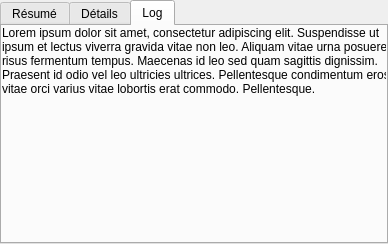
Before: the Qt Designer form src/resumedetailswidget.ui in cinemaouvert/OPP, drawn with Qt 5.
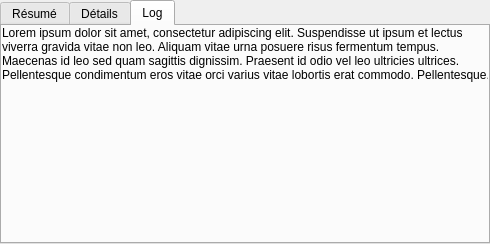
After: the same form once the commit is applied.

Commit message: Essai nouvelle taille widgets - ResumeDetails

```diff
--- a/src/resumedetailswidget.ui
+++ b/src/resumedetailswidget.ui
@@ -6,7 +6,7 @@
    <rect>
     <x>0</x>
     <y>0</y>
-    <width>388</width>
+    <width>490</width>
     <height>244</height>
    </rect>
   </property>
@@ -18,7 +18,7 @@
     <rect>
      <x>0</x>
      <y>0</y>
-     <width>388</width>
+     <width>490</width>
      <height>244</height>
     </rect>
    </property>
@@ -82,7 +82,7 @@
       <rect>
        <x>0</x>
        <y>0</y>
-       <width>388</width>
+       <width>490</width>
        <height>211</height>
       </rect>
      </property>
```
Left out of the diff: 4 changed lines with no effect on the pictures.
